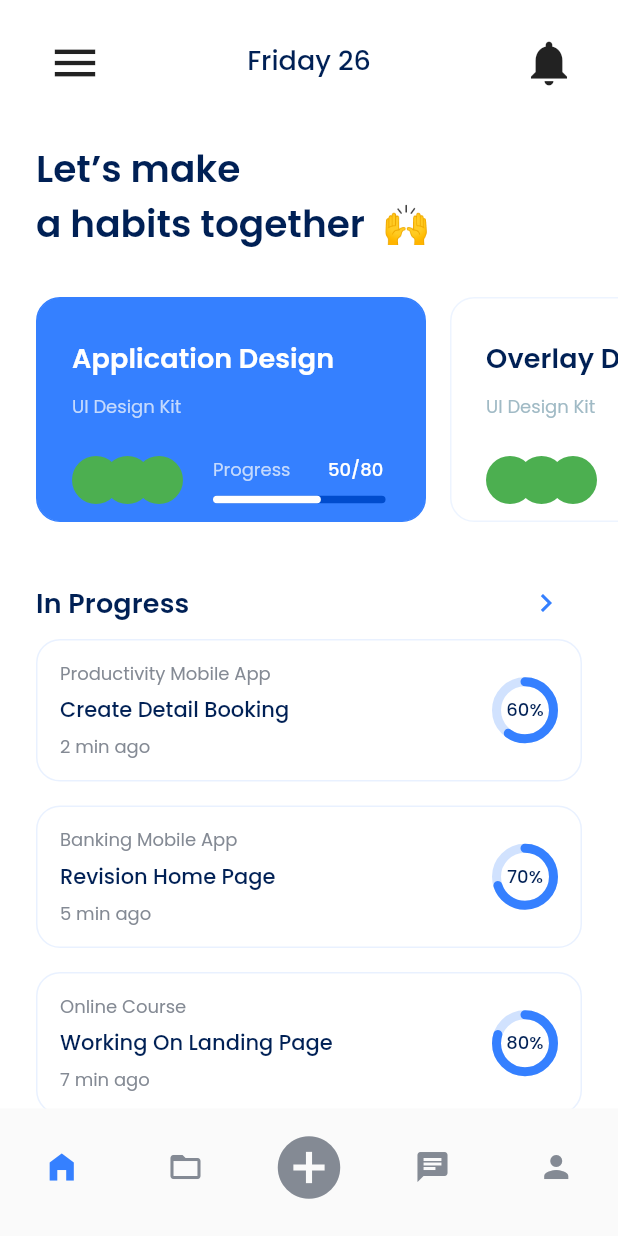
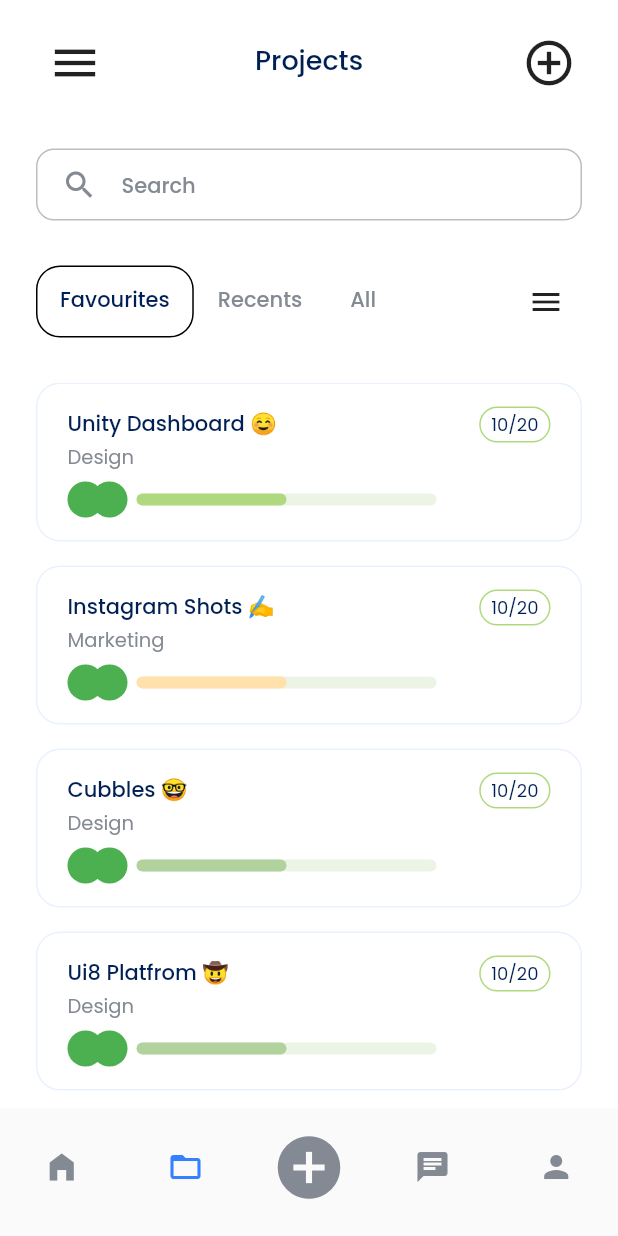
Before and after one commit to cqthor/tracker-task-managment-app, a Flutter app: the screen it shows after launch, on a phone screen of 412 x 824 dp. Run offline on Flutter 3.47's test engine with Material 2 defaults, Android fonts, the phone set to English and light mode, and no system bars; drawn by our look-alikes of percent_indicator; our stand-ins replace flutter_svg, smooth_page_indicator.

Commit message:
adding project screen

```diff
--- a/lib/screens/home/home_screens.dart
+++ b/lib/screens/home/home_screens.dart
@@ -1,5 +1,6 @@
 import 'package:flutter/material.dart';
 import 'package:tracker/screens/home/body.dart';
+import 'package:tracker/screens/project/project_screen.dart';
 
 class HomeScreens extends StatefulWidget {
   const HomeScreens({Key? key}) : super(key: key);
@@ -11,13 +12,13 @@ class HomeScreens extends StatefulWidget {
 class _HomeScreensState extends State<HomeScreens> {
   static const List<Widget> _pages = [
     HomeScreenBody(),
-    Text('folder'),
+    ProjectScreen(),
     Text('add'),
     Text('chat'),
     Text('profile'),
   ];
 
-  int _selectedIndex = 0;
+  int _selectedIndex = 1;
   void _onItemTapped(int index) {
     setState(() {
       _selectedIndex = index;
--- /dev/null
+++ b/lib/screens/project/project_screen.dart
@@ -0,0 +1,134 @@
+// ignore_for_file: prefer_const_constructors, prefer_const_literals_to_create_immutables
+
+import 'package:flutter/material.dart';
+import 'package:tracker/widgets/search.dart';
+import 'package:tracker/widgets/task_card_2.dart';
+
+class ProjectScreen extends StatefulWidget {
+  const ProjectScreen({Key? key}) : super(key: key);
+
+  @override
+  State<ProjectScreen> createState() => _ProjectScreenState();
+}
+
+class _ProjectScreenState extends State<ProjectScreen> {
+  String query = '';
+  @override
+  Widget build(BuildContext context) {
+    return Column(
+      crossAxisAlignment: CrossAxisAlignment.start,
+      children: [
+        const SizedBox(height: 16),
+        Padding(
+          padding: const EdgeInsets.only(left: 24, right: 24),
+          child: Row(
+            mainAxisAlignment: MainAxisAlignment.spaceBetween,
+            children: [
+              IconButton(
+                onPressed: () {},
+                icon: const Icon(
+                  Icons.menu,
+                  size: 36,
+                ),
+              ),
+              Text("Projects", style: Theme.of(context).textTheme.headline3!),
+              IconButton(
+                onPressed: () {},
+                icon: const Icon(
+                  Icons.add_circle_outline,
+                  size: 36,
+                ),
+              ),
+            ],
+          ),
+        ),
+        const SizedBox(height: 35),
+        SearchWidget(text: query, onChanged: search, hintText: "Search"),
+        const SizedBox(height: 30),
+        Expanded(
+          child: DefaultTabController(
+            length: 3,
+            initialIndex: 0,
+            child: Column(
+              crossAxisAlignment: CrossAxisAlignment.start,
+              children: [
+                Padding(
+                  padding: const EdgeInsets.symmetric(horizontal: 24),
+                  child: Row(
+                    mainAxisAlignment: MainAxisAlignment.spaceBetween,
+                    children: [
+                      TabBar(
+                          // labelStyle: Theme.of(context).textTheme.headline5!,
+                          labelColor: Color(0xff002055),
+                          unselectedLabelColor: Color(0xff848A94),
+                          indicator: BoxDecoration(
+                              border: Border.all(
+                                width: 1,
+                              ),
+                              borderRadius: BorderRadius.circular(16)),
+                          indicatorColor: Color(0xff3580FF),
+                          padding: EdgeInsets.all(0),
+                          isScrollable: true,
+                          tabs: [
+                            Tab(
+                              text: "Favourites",
+                            ),
+                            Tab(
+                              text: "Recents",
+                            ),
+                            Tab(
+                              text: "All",
+                            ),
+                          ]),
+                      IconButton(onPressed: (() {}), icon: Icon(Icons.menu)),
+                    ],
+                  ),
+                ),
+                Expanded(
+                    child: Padding(
+                  padding: const EdgeInsets.fromLTRB(24, 30, 24, 0),
+                  child: TabBarView(children: [
+                    SingleChildScrollView(
+                      child: Column(
+                        children: [
+                          TaskCard2(
+                            progressColor: const Color(0xffB0D97F),
+                            groupTitle: "Design",
+                            title: "Unity Dashboard ☺",
+                          ),
+                          TaskCard2(
+                            progressColor: const Color(0xffFFE1AC),
+                            groupTitle: "Marketing",
+                            title: "Instagram Shots ✍",
+                          ),
+                          TaskCard2(
+                            progressColor: const Color(0xffB2D29D),
+                            groupTitle: "Design",
+                            title: "Cubbles 🤓",
+                          ),
+                          TaskCard2(
+                            progressColor: const Color(0xffB2D29D),
+                            groupTitle: "Design",
+                            title: "Ui8 Platfrom 🤠",
+                          ),
+                        ],
+                      ),
+                    ),
+                    Text(
+                      'Tab View 2',
+                    ),
+                    Text(
+                      'Tab View 3',
+                    )
+                  ]),
+                ))
+              ],
+            ),
+          ),
+        )
+      ],
+    );
+  }
+
+  void search(query) {}
+}
--- /dev/null
+++ b/lib/widgets/search.dart
@@ -0,0 +1,64 @@
+import 'package:flutter/material.dart';
+
+class SearchWidget extends StatefulWidget {
+  final String text;
+  final ValueChanged<String> onChanged;
+  final String hintText;
+
+  const SearchWidget({
+    Key? key,
+    required this.text,
+    required this.onChanged,
+    required this.hintText,
+  }) : super(key: key);
+
+  @override
+  // ignore: library_private_types_in_public_api
+  _SearchWidgetState createState() => _SearchWidgetState();
+}
+
+class _SearchWidgetState extends State<SearchWidget> {
+  final controller = TextEditingController();
+
+  @override
+  Widget build(BuildContext context) {
+    // const styleActive = TextStyle(color: Color(0xff848A94));
+    // const styleHint = TextStyle(color: Colors.black54);
+    // final style = widget.text.isEmpty ? styleHint : styleActive;
+    final style = Theme.of(context)
+        .textTheme
+        .headline5!
+        .copyWith(color: const Color(0xff848A94));
+    return Container(
+      height: 48,
+      margin: const EdgeInsets.symmetric(horizontal: 24),
+      decoration: BoxDecoration(
+        borderRadius: BorderRadius.circular(12),
+        color: Colors.white,
+        border: Border.all(color: Colors.black26),
+      ),
+      padding: const EdgeInsets.symmetric(horizontal: 16),
+      child: TextField(
+        controller: controller,
+        decoration: InputDecoration(
+          icon: Icon(Icons.search, color: style.color),
+          suffixIcon: widget.text.isNotEmpty
+              ? GestureDetector(
+                  child: Icon(Icons.close, color: style.color),
+                  onTap: () {
+                    controller.clear();
+                    widget.onChanged('');
+                    FocusScope.of(context).requestFocus(FocusNode());
+                  },
+                )
+              : null,
+          hintText: widget.hintText,
+          hintStyle: style,
+          border: InputBorder.none,
+        ),
+        style: style,
+        onChanged: widget.onChanged,
+      ),
+    );
+  }
+}
--- /dev/null
+++ b/lib/widgets/task_card_2.dart
@@ -0,0 +1,104 @@
+import 'package:flutter/material.dart';
+import 'package:percent_indicator/linear_percent_indicator.dart';
+
+class TaskCard2 extends StatelessWidget {
+  const TaskCard2({
+    Key? key,
+    required this.progressColor,
+    required this.title,
+    required this.groupTitle,
+  }) : super(key: key);
+
+  final Color progressColor;
+  final String title, groupTitle;
+  @override
+  Widget build(BuildContext context) {
+    return Column(
+      children: [
+        Container(
+          decoration: BoxDecoration(
+            borderRadius: BorderRadius.circular(16),
+            border: Border.all(
+              width: 1,
+              color: const Color(0xffE9F1FF),
+            ),
+          ),
+          child: Padding(
+            padding: const EdgeInsets.symmetric(
+              horizontal: 20,
+              vertical: 15,
+            ),
+            child: Column(
+              crossAxisAlignment: CrossAxisAlignment.start,
+              children: [
+                Row(
+                  mainAxisAlignment: MainAxisAlignment.spaceBetween,
+                  children: [
+                    Text(
+                      title,
+                      style: Theme.of(context).textTheme.headline5!,
+                    ),
+                    Container(
+                      decoration: BoxDecoration(
+                        borderRadius: BorderRadius.circular(16),
+                        border: Border.all(
+                          width: 1,
+                          color: const Color(0xffB0D97F),
+                        ),
+                      ),
+                      padding: const EdgeInsets.symmetric(
+                        horizontal: 7,
+                        vertical: 2,
+                      ),
+                      child: Text(
+                        "10/20",
+                        style: Theme.of(context).textTheme.subtitle1!,
+                      ),
+                    ),
+                  ],
+                ),
+                Text(
+                  groupTitle,
+                  style: const TextStyle(
+                    color: Color(0xff848A94),
+                    fontSize: 13,
+                    fontWeight: FontWeight.w400,
+                  ),
+                ),
+                const SizedBox(height: 7),
+                Row(
+                  children: [
+                    Stack(children: const [
+                      CircleAvatar(
+                        backgroundColor: Colors.green,
+                        radius: 12,
+                      ),
+                      Padding(
+                        padding: EdgeInsets.only(left: 16),
+                        child: CircleAvatar(
+                          backgroundColor: Colors.green,
+                          radius: 12,
+                        ),
+                      ),
+                    ]),
+                    const SizedBox(width: 6),
+                    LinearPercentIndicator(
+                      padding: const EdgeInsets.all(0),
+                      lineHeight: 8,
+                      width: 200,
+                      barRadius: const Radius.circular(4),
+                      percent: .5,
+                      progressColor: progressColor,
+                      backgroundColor: const Color(0xffECF4E5),
+                    )
+                  ],
+                ),
+              ],
+            ),
+          ),
+        ),
+        const SizedBox(height: 16),
+      ],
+    );
+  }
+}
```
